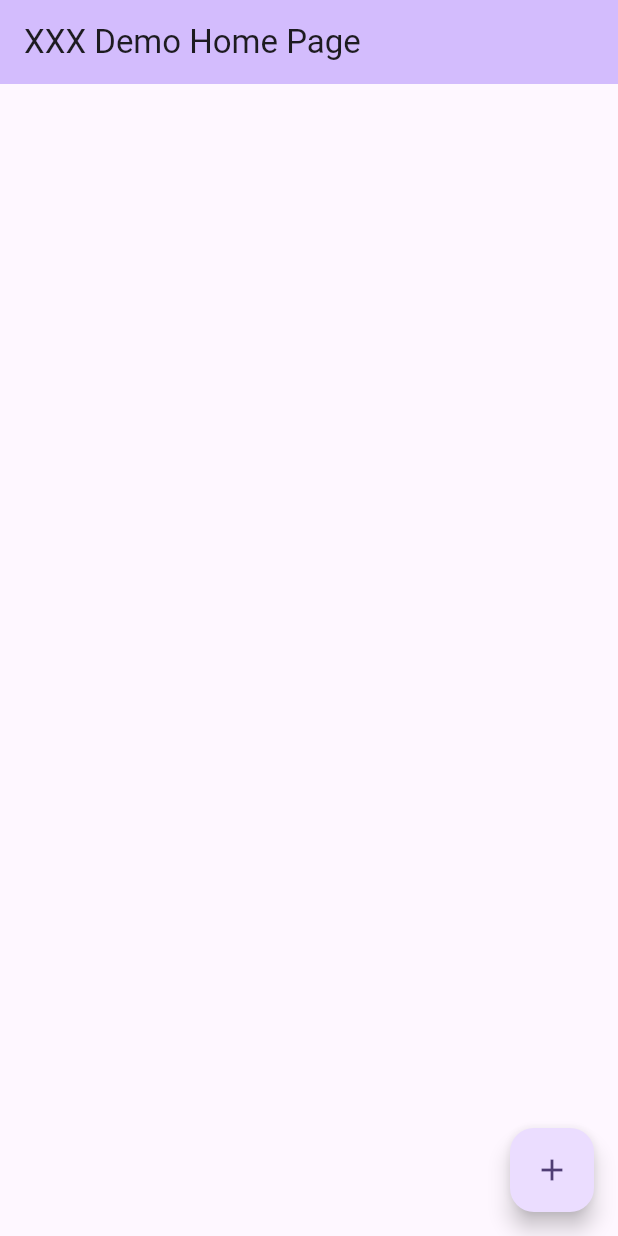
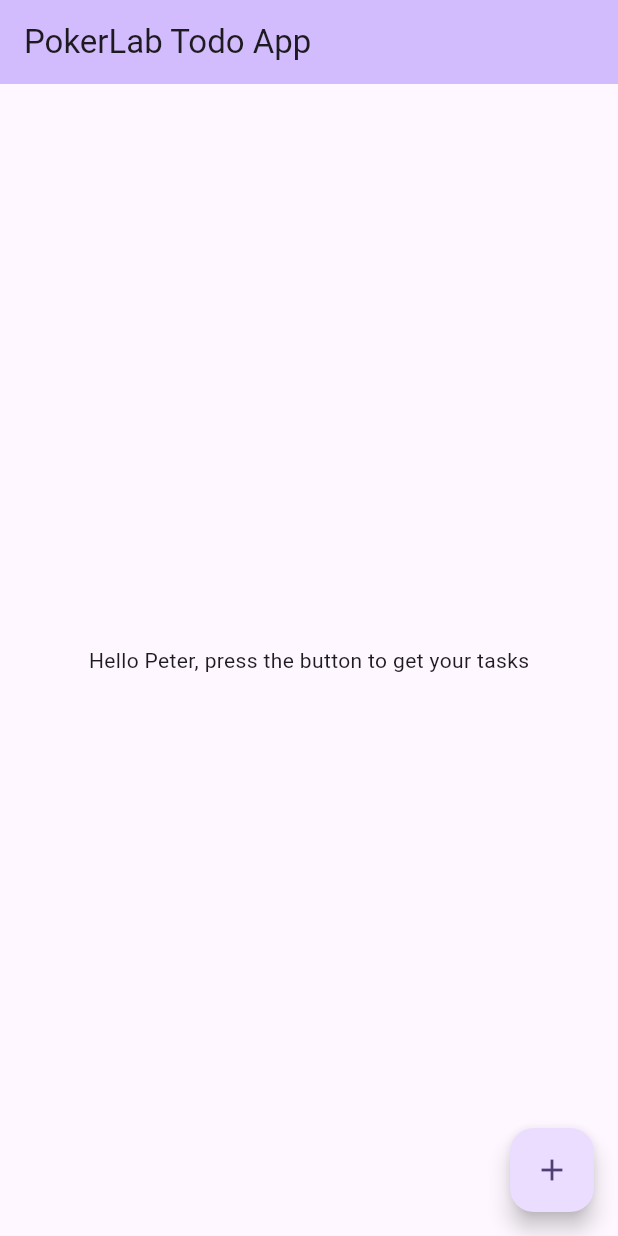
Before and after one commit to henriquemello/grpc_todo_list, a Flutter app: the screen it shows after launch, on a phone screen of 412 x 824 dp. Run offline on Flutter 3.47's test engine with Material 2 defaults, Android fonts, the phone set to English and light mode, and no system bars; our stand-ins replace equatable, flutter_bloc, get_it; missing offline and left inert: grpc, protobuf.

Commit message:
state management with cubit

```diff
--- a/client/lib/config/dependency_injection.dart
+++ b/client/lib/config/dependency_injection.dart
@@ -1,4 +1,5 @@
 
+import 'package:app/presentation/cubits/todo_cubit.dart';
 import 'package:get_it/get_it.dart';
 
 import '../data/datasources/datasources.dart';
@@ -24,4 +25,7 @@ Future init() async{
   //usecases
   getIt.registerFactory(() => GetAllTasksUsecase(repository: getIt.call()));
 
+  //Cubit
+  getIt.registerFactory(() => TodoCubit(getAllTasksUsecase: getIt.call()));
+
 }
--- a/client/lib/data/models/task_model.dart
+++ b/client/lib/data/models/task_model.dart
@@ -15,9 +15,9 @@ class TaskModel {
     required bool done,
   }) {
     return TaskModel(
-      title: 'test',
-      owner: '',
-      done: false,
+      title: title,
+      owner: owner,
+      done: done,
     );
   }
 }
--- a/client/lib/infra/adapters/grpc_adapter_impl.dart
+++ b/client/lib/infra/adapters/grpc_adapter_impl.dart
@@ -18,9 +18,8 @@ class GrpcAdapterImpl implements GrpcAdapter{
   @override
   Future<Tasks> listAll({required String id}) async {
     final user = User()..id = id;
-
+    await Future.delayed(const Duration(seconds: 1)); //TODO: simulate delay
     final tasks = await _service.listAll(user);
-
     return tasks;
   }
 }
--- a/client/lib/main.dart
+++ b/client/lib/main.dart
@@ -1,6 +1,9 @@
+import 'package:app/presentation/cubits/todo_cubit.dart';
+import 'package:app/presentation/pages/home_page.dart';
 import 'package:flutter/material.dart';
-import 'package:protos/protos.dart';
+import 'package:flutter_bloc/flutter_bloc.dart';
 import 'package:app/config/dependency_injection.dart' as di;
+
 void main() async {
   await di.init();
   runApp(const MyApp());
@@ -11,74 +14,17 @@ class MyApp extends StatelessWidget {
 
   @override
   Widget build(BuildContext context) {
-    return MaterialApp(
-      title: 'Flutter Demo',
-      theme: ThemeData(
-        colorScheme: ColorScheme.fromSeed(seedColor: Colors.deepPurple),
-        useMaterial3: true,
-      ),
-      home: const MyHomePage(title: 'XXX Demo Home Page'),
-    );
-  }
-}
-
-class MyHomePage extends StatefulWidget {
-  const MyHomePage({super.key, required this.title});
-
-  final String title;
-
-  @override
-  State<MyHomePage> createState() => _MyHomePageState();
-}
-
-class _MyHomePageState extends State<MyHomePage> {
-  late ClientChannel _channel;
-  late TodoListServiceClient _service;
-  Tasks? tasks;
-
-  @override
-  void initState() {
-    super.initState();
-    _channel = ClientChannel(
-      '10.0.2.2',
-      port: 50051,
-      options: const ChannelOptions(credentials: ChannelCredentials.insecure()),
-    );
-
-    _service = TodoListServiceClient(_channel);
-  }
-
-  void _getTasks() async {
-    final user = User()..id = '112233';
-
-    final tasks = await _service.listAll(user);
-    setState(() {
-      this.tasks = tasks;
-    });
-  }
-
-  @override
-  Widget build(BuildContext context) {
-    return Scaffold(
-      appBar: AppBar(
-        backgroundColor: Theme.of(context).colorScheme.inversePrimary,
-        title: Text(widget.title),
-      ),
-      body: Center(
-        child: Column(
-          mainAxisAlignment: MainAxisAlignment.center,
-          children: <Widget>[
-            if (tasks != null)
-              Text(tasks!.task.first.title)
-            else
-              const Text("Empty")
-          ],
+    return MultiBlocProvider(
+      providers: [
+        BlocProvider(create: (_) => di.getIt<TodoCubit>()),
+      ],
+      child: MaterialApp(
+        title: 'Flutter Demo',
+        theme: ThemeData(
+          colorScheme: ColorScheme.fromSeed(seedColor: Colors.deepPurple),
+          useMaterial3: true,
         ),
-      ),
-      floatingActionButton: FloatingActionButton(
-        onPressed: _getTasks,
-        tooltip: 'Increment',
-        child: const Icon(Icons.add),
+        home: const HomePage(title: 'PokerLab Todo App'),
       ),
     );
   }
--- /dev/null
+++ b/client/lib/presentation/cubits/todo_cubit.dart
@@ -0,0 +1,25 @@
+import 'package:app/presentation/cubits/todo_state.dart';
+import 'package:flutter_bloc/flutter_bloc.dart';
+
+import '../../domain/entities/entities.dart';
+import '../../domain/usecases/usecases.dart';
+
+class TodoCubit extends Cubit<TodoState> {
+  final GetAllTasksUsecase getAllTasksUsecase;
+
+  TodoCubit({
+    required this.getAllTasksUsecase,
+  }) : super(TodoInitial());
+
+  Future getTasksFromUser({required String id}) async {
+    emit(TodoLoading());
+
+    try {
+      final tasks = await getAllTasksUsecase(user: UserEntity(id: id));
+
+      emit(TodoSuccess(tasks: tasks));
+    } catch (e) {
+      emit(TodoFailure(exception: e.toString()));
+    }
+  }
+}
--- /dev/null
+++ b/client/lib/presentation/cubits/todo_state.dart
@@ -0,0 +1,32 @@
+import 'package:app/domain/entities/entities.dart';
+import 'package:equatable/equatable.dart';
+
+abstract class TodoState extends Equatable {}
+
+class TodoInitial extends TodoState {
+  @override
+  List<Object?> get props => [];
+}
+
+class TodoLoading extends TodoState {
+  @override
+  List<Object?> get props => [];
+}
+
+class TodoSuccess extends TodoState {
+  final List<TaskEntity> tasks;
+
+  TodoSuccess({required this.tasks});
+
+  @override
+  List<Object?> get props => [tasks];
+}
+
+class TodoFailure extends TodoState {
+  final String exception;
+
+  TodoFailure({required this.exception});
+
+  @override
+  List<Object?> get props => [exception];
+}
--- /dev/null
+++ b/client/lib/presentation/pages/home_page.dart
@@ -0,0 +1,66 @@
+import 'package:app/domain/entities/entities.dart';
+import 'package:app/presentation/cubits/todo_cubit.dart';
+import 'package:app/presentation/cubits/todo_state.dart';
+import 'package:flutter/material.dart';
+import 'package:flutter_bloc/flutter_bloc.dart';
+
+class HomePage extends StatefulWidget {
+  const HomePage({super.key, required this.title});
+
+  final String title;
+
+  @override
+  State<HomePage> createState() => _HomePageState();
+}
+
+class _HomePageState extends State<HomePage> {
+
+
+
+  @override
+  Widget build(BuildContext context) {
+    return Scaffold(
+      appBar: AppBar(
+        backgroundColor: Theme.of(context).colorScheme.inversePrimary,
+        title: Text(widget.title),
+      ),
+      body: BlocBuilder<TodoCubit, TodoState>(
+        builder: (context, state) {
+          if (state is TodoInitial) {
+            return const Center(
+              child:
+                  Text("Hello Peter, press the button to get your tasks"),
+            );
+          } else if (state is TodoLoading) {
+            return const Center(child: CircularProgressIndicator());
+          } else if (state is TodoSuccess) {
+            return ListView.builder(
+              itemCount: state.tasks.length,
+              itemBuilder: (context, index) {
+                final task = state.tasks[index];
+
+                return ListTile(
+                  title: Text(task.title),
+                  subtitle: Text(task.owner.id),
+                  trailing: Checkbox(value: task.done, onChanged: (checked) {}),
+                );
+              },
+            );
+          } else {
+            return Center(
+              child: Text("Something went wrong:${state.toString()}"),
+            );
+          }
+        },
+      ),
+      floatingActionButton: FloatingActionButton(
+        onPressed: _getTasks,
+        tooltip: 'Increment',
+        child: const Icon(Icons.add),
+      ),
+    );
+  }
+
+    void _getTasks() =>
+      BlocProvider.of<TodoCubit>(context).getTasksFromUser(id: "mello");
+}
```
Also changed, not shown: client/pubspec.yaml (+5 -3 lines), client/pubspec.lock.
